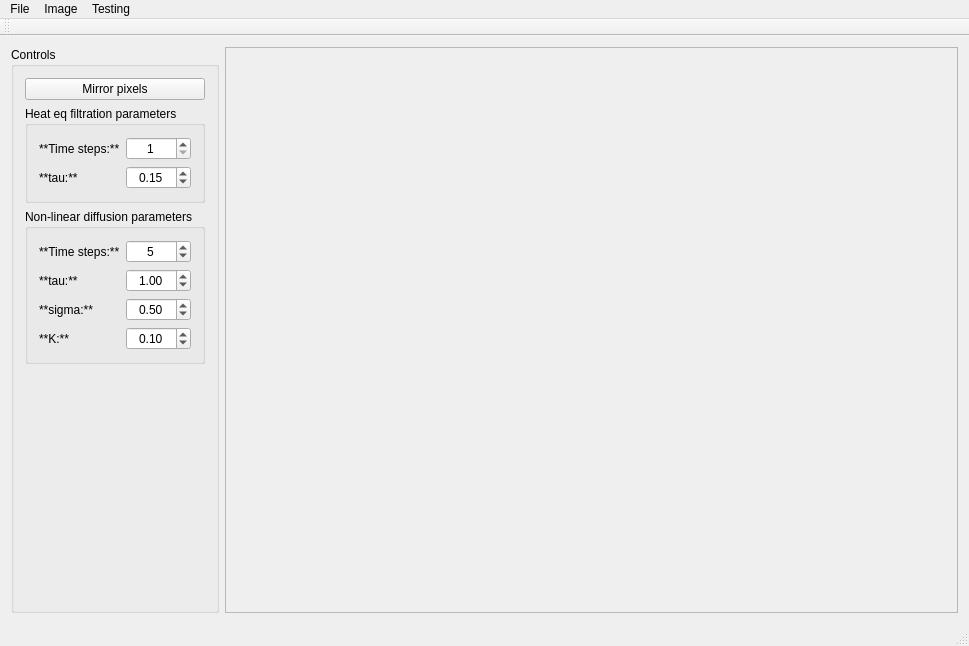
Before: the Qt Designer form src/ImageViewer.ui in Tomas-Homola/SpracovanieObrazuZadania, drawn with Qt 5.
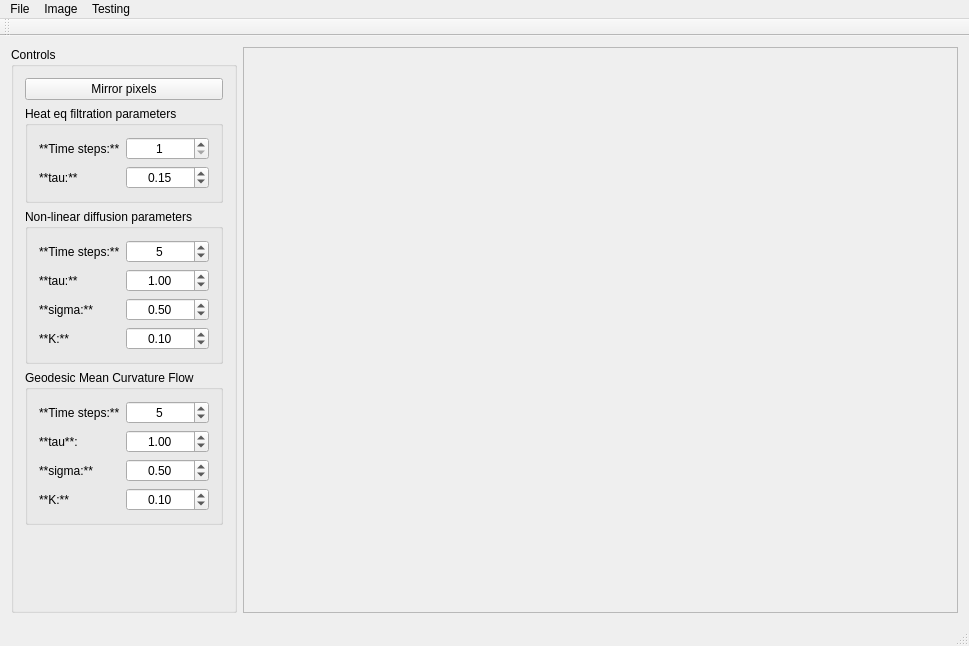
After: the same form once the commit is applied.

Commit message: Veci ku GMCF

```diff
--- a/src/ImageViewer.ui
+++ b/src/ImageViewer.ui
@@ -36,19 +36,6 @@
        <string>Controls</string>
       </property>
       <layout class="QGridLayout" name="gridLayout">
-       <item row="3" column="0">
-        <spacer name="verticalSpacer">
-         <property name="orientation">
-          <enum>Qt::Vertical</enum>
-         </property>
-         <property name="sizeHint" stdset="0">
-          <size>
-           <width>20</width>
-           <height>40</height>
-          </size>
-         </property>
-        </spacer>
-       </item>
        <item row="1" column="0">
         <widget class="QGroupBox" name="groupBox_HeatEqSettings">
          <property name="title">
@@ -113,13 +100,6 @@
          </layout>
         </widget>
        </item>
-       <item row="0" column="0">
-        <widget class="QPushButton" name="pushButton_mirrorTest">
-         <property name="text">
-          <string>Mirror pixels</string>
-         </property>
-        </widget>
-       </item>
        <item row="2" column="0">
         <widget class="QGroupBox" name="groupBox_NonLinearDiffSettings">
          <property name="font">
@@ -241,6 +221,136 @@
          </layout>
         </widget>
        </item>
+       <item row="4" column="0">
+        <spacer name="verticalSpacer">
+         <property name="orientation">
+          <enum>Qt::Vertical</enum>
+         </property>
+         <property name="sizeHint" stdset="0">
+          <size>
+           <width>20</width>
+           <height>40</height>
+          </size>
+         </property>
+        </spacer>
+       </item>
+       <item row="0" column="0">
+        <widget class="QPushButton" name="pushButton_mirrorTest">
+         <property name="text">
+          <string>Mirror pixels</string>
+         </property>
+        </widget>
+       </item>
+       <item row="3" column="0">
+        <widget class="QGroupBox" name="groupBox_GMCF">
+         <property name="title">
+          <string>Geodesic Mean Curvature Flow</string>
+         </property>
+         <layout class="QFormLayout" name="formLayout_3">
+          <item row="0" column="0">
+           <widget class="QLabel" name="label_GMCFTimeSteps">
+            <property name="text">
+             <string>**Time steps:**</string>
+            </property>
+            <property name="textFormat">
+             <enum>Qt::MarkdownText</enum>
+            </property>
+           </widget>
+          </item>
+          <item row="0" column="1">
+           <widget class="QSpinBox" name="spinBox_GMCFTimeSteps">
+            <property name="alignment">
+             <set>Qt::AlignCenter</set>
+            </property>
+            <property name="minimum">
+             <number>1</number>
+            </property>
+            <property name="value">
+             <number>5</number>
+            </property>
+           </widget>
+          </item>
+          <item row="1" column="0">
+           <widget class="QLabel" name="label_GMCFTau">
+            <property name="text">
+             <string>**tau**:</string>
+            </property>
+            <property name="textFormat">
+             <enum>Qt::MarkdownText</enum>
+            </property>
+           </widget>
+          </item>
+          <item row="1" column="1">
+           <widget class="QDoubleSpinBox" name="doubleSpinBox_GMCFTau">
+            <property name="alignment">
+             <set>Qt::AlignCenter</set>
+            </property>
+            <property name="maximum">
+             <double>10.000000000000000</double>
+            </property>
+            <property name="singleStep">
+             <double>0.010000000000000</double>
+            </property>
+            <property name="value">
+             <double>1.000000000000000</double>
+            </property>
+           </widget>
+          </item>
+          <item row="2" column="0">
+           <widget class="QLabel" name="label_GMCFSigma">
+            <property name="text">
+             <string>**sigma:**</string>
+            </property>
+            <property name="textFormat">
+             <enum>Qt::MarkdownText</enum>
+            </property>
+           </widget>
+          </item>
+          <item row="2" column="1">
+           <widget class="QDoubleSpinBox" name="doubleSpinBox_GMCFSigma">
+            <property name="alignment">
+             <set>Qt::AlignCenter</set>
+            </property>
+            <property name="minimum">
+             <double>0.100000000000000</double>
+            </property>
+            <property name="maximum">
+             <double>1.000000000000000</double>
+            </property>
+            <property name="value">
+             <double>0.500000000000000</double>
+            </property>
+           </widget>
+          </item>
+          <item row="3" column="0">
+           <widget class="QLabel" name="label_GMCFParameterK">
+            <property name="text">
+             <string>**K:**</string>
+            </property>
+            <property name="textFormat">
+             <enum>Qt::MarkdownText</enum>
+            </property>
+           </widget>
+          </item>
+          <item row="3" column="1">
+           <widget class="QDoubleSpinBox" name="doubleSpinBox_GMCFParameterK">
+            <property name="alignment">
+             <set>Qt::AlignCenter</set>
+            </property>
+            <property name="maximum">
+             <double>100.000000000000000</double>
+            </property>
+            <property name="singleStep">
+             <double>0.010000000000000</double>
+            </property>
+            <property name="value">
+             <double>0.100000000000000</double>
+            </property>
+           </widget>
+          </item>
+         </layout>
+        </widget>
+       </item>
       </layout>
      </widget>
     </item>
@@ -254,7 +364,7 @@
         <rect>
          <x>0</x>
          <y>0</y>
-         <width>743</width>
+         <width>740</width>
          <height>571</height>
         </rect>
        </property>
@@ -301,6 +411,8 @@
     <addaction name="actionImplicit_Heat_Eq"/>
     <addaction name="separator"/>
     <addaction name="actionPerona_Malik_model"/>
+    <addaction name="separator"/>
+    <addaction name="actionGMCF"/>
    </widget>
    <addaction name="menuFile"/>
    <addaction name="menuImage"/>
@@ -401,6 +513,14 @@
     <string>Shift+P</string>
    </property>
   </action>
+  <action name="actionGMCF">
+   <property name="text">
+    <string>GMCF filter</string>
+   </property>
+   <property name="shortcut">
+    <string>Shift+G</string>
+   </property>
+  </action>
  </widget>
  <layoutdefault spacing="6" margin="11"/>
  <resources>
```
The commit also changes 2 other files.
